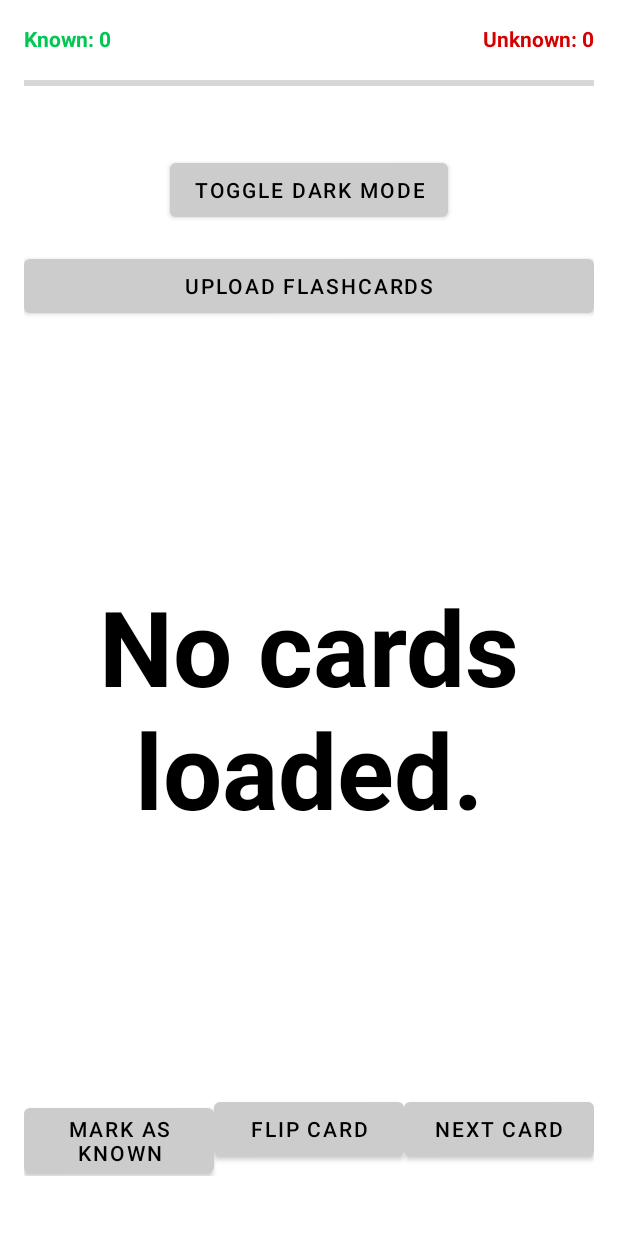
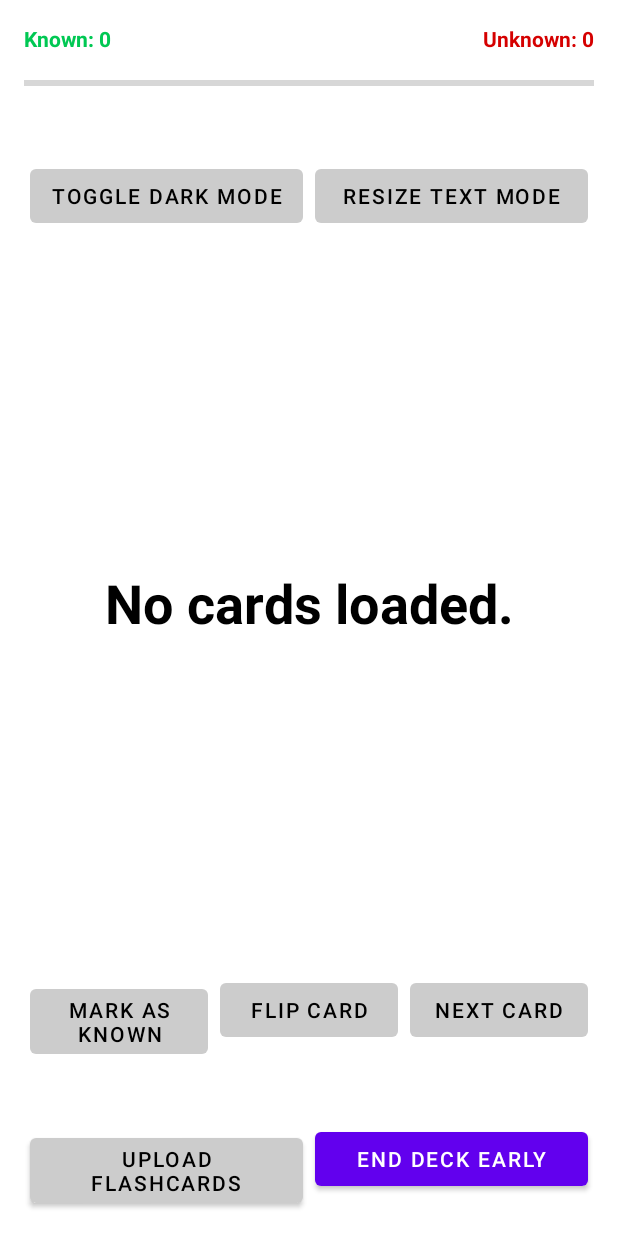
Before and after one commit to AuthenticPeach/OKQuizMe, an Android app built with Jetpack Compose: the screen it shows after launch (MainActivity), on a phone screen of 412 x 824 dp. Run offline under Robolectric (Android 15) with nearby library versions, the phone set to English and light mode, and no system bars.

Commit message:
Build 3
+ Button organization
+ Button to end deck early
+ Button to Auto resize text
- Lost ability to reshuffle, retest unknown, and test opposite - end screen is bugged

```diff
--- a/app/src/main/java/com/invenkode/okquizme/MainActivity.kt
+++ b/app/src/main/java/com/invenkode/okquizme/MainActivity.kt
@@ -21,6 +21,7 @@ import android.widget.ProgressBar
 import android.widget.Spinner
 import android.widget.ArrayAdapter
 import android.widget.AdapterView
+import androidx.appcompat.app.AlertDialog
 
 
 
@@ -32,7 +33,6 @@ class MainActivity : AppCompatActivity() {
     private lateinit var tvKnownCount: TextView
     private lateinit var tvUnknownCount: TextView
     private lateinit var tvCardTitle: TextView
-    private lateinit var tvFlashcard: TextView
     private lateinit var btnDarkMode: Button
     private lateinit var btnUpload: Button
     private lateinit var btnFlip: Button
@@ -44,17 +44,17 @@ class MainActivity : AppCompatActivity() {
     private var isReversedMode = false
     private lateinit var progressBar: ProgressBar
     private lateinit var spinnerDecks: Spinner
-
-
-
-
+    private lateinit var tvFlashcardScroll: TextView
+    private lateinit var tvFlashcardAuto: TextView
+    private lateinit var btnToggleTextMode: Button
+    private var useScrollMode = true
+    private lateinit var btnEndDeck: Button
     private var flashcards = listOf<Flashcard>()
     private var currentIndex = 0
     private var showingFront = true
     private val knownCards = mutableSetOf<Int>()
     private var hasAdvanced = false
-
-
+    private var isDeckComplete = false
     private lateinit var tts: TextToSpeech
 
     override fun onCreate(savedInstanceState: Bundle?) {
@@ -69,7 +69,6 @@ class MainActivity : AppCompatActivity() {
         tvKnownCount          = findViewById(R.id.tvKnownCount)
         tvUnknownCount        = findViewById(R.id.tvUnknownCount)
         tvCardTitle           = findViewById(R.id.tvCardTitle)
-        tvFlashcard           = findViewById(R.id.tvFlashcard)
         btnDarkMode           = findViewById(R.id.btnDarkMode)
         btnUpload             = findViewById(R.id.btnUpload)
         btnFlip               = findViewById(R.id.btnFlip)
@@ -80,6 +79,16 @@ class MainActivity : AppCompatActivity() {
         btnReverseQuiz        = findViewById(R.id.btnReverseQuiz)
         progressBar           = findViewById(R.id.progressBar)
         spinnerDecks          = findViewById(R.id.spinnerDecks)
+        tvFlashcardScroll = findViewById(R.id.tvFlashcardScroll)
+        tvFlashcardAuto  = findViewById(R.id.tvFlashcardAuto)
+        btnToggleTextMode = findViewById(R.id.btnToggleTextMode)
+        btnEndDeck = findViewById(R.id.btnEndDeck)
+        setupEndDeckButton()
+
+        btnToggleTextMode.setOnClickListener {
+            useScrollMode = !useScrollMode
+            updateFlashcard() // Re-render current card
+        }
 
 
         // Text-to-speech init
@@ -110,33 +119,45 @@ class MainActivity : AppCompatActivity() {
             startActivityForResult(intent, REQUEST_CODE_PICK_FILE)
         }
 
-        tvFlashcard.setOnClickListener {
-            // only flip if we have cards and we're not on the end screen
+        tvFlashcardScroll.setOnClickListener {
             if (flashcards.isNotEmpty() && !isEndOfDeck()) {
                 showingFront = !showingFront
                 updateFlashcard()
             }
         }
 
-        btnFlip.setOnClickListener {
+        tvFlashcardAuto.setOnClickListener {
             if (flashcards.isNotEmpty() && !isEndOfDeck()) {
                 showingFront = !showingFront
                 updateFlashcard()
             }
         }
 
-        btnNext.setOnClickListener { goToNextCard() }
+
+        btnFlip.setOnClickListener {
+            if (flashcards.isNotEmpty() && !isEndOfDeck()) {
+                showingFront = !showingFront
+                updateFlashcard(true) // use animation
+            }
+        }
+
+
+        btnNext.setOnClickListener {
+            goToNextCard(true)
+        }
 
         btnKnown.setOnClickListener {
             knownCards.add(currentIndex)
-            goToNextCard()
+            goToNextCard(true)
         }
+
 
         btnStudyAgainShuffle.setOnClickListener {
             flashcards = flashcards.shuffled()
             knownCards.clear()
             currentIndex = 0
             showingFront = true
+            isDeckComplete = false
             hasAdvanced = false
             updateFlashcard()
         }
@@ -148,9 +169,11 @@ class MainActivity : AppCompatActivity() {
             knownCards.clear()
             currentIndex = 0
             showingFront = true
+            isDeckComplete = false
             hasAdvanced = false
             updateFlashcard()
         }
+
 
         btnReverseQuiz.setOnClickListener {
             isReversedMode = true
@@ -158,9 +181,11 @@ class MainActivity : AppCompatActivity() {
             knownCards.clear()
             currentIndex = 0
             showingFront = true
+            isDeckComplete = false
             hasAdvanced = false
             updateFlashcard()
         }
+
 
         val deckName = sharedPrefs.getString("current_deck", null)
         deckName?.let {
@@ -223,71 +248,102 @@ class MainActivity : AppCompatActivity() {
         }
     }
 
-    private fun goToNextCard() {
-        if (flashcards.isEmpty()) return
+    private fun getActiveFlashcardTextView(): TextView {
+        return if (useScrollMode) tvFlashcardScroll else tvFlashcardAuto
+    }
 
-        // 1) If there are still cards _ahead_, advance and show it:
-        if (currentIndex < flashcards.size - 1) {
+    private fun goToNextCard(animate: Boolean = false) {
+        if (flashcards.isNotEmpty() && currentIndex < flashcards.size - 1) {
             currentIndex++
             showingFront = true
-            updateFlashcard()
-            return
+            updateFlashcard(animate)
+        } else {
+            // Show deck complete screen
+            isDeckComplete = true
+            val unknownLeft = flashcards.size - knownCards.size
+            tvCardTitle.text = "Deck Complete"
+            getActiveFlashcardTextView().text = "🔔 Deck Complete!\nUnknown left: $unknownLeft"
+            updateCounts()
+            showEndButtons()
         }
-
-        // 2) Otherwise, you were on the final card and tapped Next → show complete UI:
-        val unknownLeft = flashcards.size - knownCards.size
-        tvCardTitle.text   = "Deck Complete"
-        tvFlashcard.text   = "🔔 Deck Complete!\nUnknown left: $unknownLeft"
-        updateCounts()
-        showEndButtons()
     }
 
+
     private fun animateFlashcardFlip(newText: String) {
+        val flashcardView = getActiveFlashcardTextView()
         val scale = resources.displayMetrics.density
-        tvFlashcard.cameraDistance = 8000 * scale
+        flashcardView.cameraDistance = 8000 * scale
 
-        val animatorOut = ObjectAnimator.ofFloat(tvFlashcard, "rotationY", 0f, 90f)
-        val animatorIn  = ObjectAnimator.ofFloat(tvFlashcard, "rotationY", -90f, 0f)
+        val animatorOut = ObjectAnimator.ofFloat(flashcardView, "rotationY", 0f, 90f)
+        val animatorIn  = ObjectAnimator.ofFloat(flashcardView, "rotationY", -90f, 0f)
         animatorOut.duration = 150
         animatorIn.duration  = 150
 
         animatorOut.addListener(object : AnimatorListenerAdapter() {
             override fun onAnimationEnd(animation: Animator) {
-                tvFlashcard.text = newText
+                flashcardView.text = newText
                 animatorIn.start()
             }
         })
         animatorOut.start()
     }
 
-    private fun updateFlashcard() {
+
+    private fun updateFlashcard(shouldAnimateFlip: Boolean = false) {
+        // 1) If we're in the "deck complete" state, do nothing.
+        if (isDeckComplete) return
+
+        // 2) Always update the Known/Unknown counts
         updateCounts()
+
+        // 3) If there's no deck at all, show the "no cards loaded" UI
         if (flashcards.isEmpty()) {
             tvCardTitle.text = ""
-            tvFlashcard.text = "No cards loaded."
+            if (useScrollMode) {
+                tvFlashcardScroll.text = getString(R.string.no_cards_loaded)
+                tvFlashcardScroll.visibility = View.VISIBLE
+                tvFlashcardAuto.visibility = View.GONE
+            } else {
+                tvFlashcardAuto.text = getString(R.string.no_cards_loaded)
+                tvFlashcardAuto.visibility = View.VISIBLE
+                tvFlashcardScroll.visibility = View.GONE
+            }
             showNormalButtons()
+            progressBar.progress = 0
             return
         }
 
-        // Always show the card text:
-        val card     = flashcards[currentIndex]
-        val front    = if (isReversedMode) card.back else card.front
-        val back     = if (isReversedMode) card.front else card.back
-        val newText  = if (showingFront) front else back
+        // 4) Otherwise, render the current card
+        val card  = flashcards[currentIndex]
+        val front = if (isReversedMode) card.back else card.front
+        val back  = if (isReversedMode) card.front else card.back
+        val newText = if (showingFront) front else back
 
-        animateFlashcardFlip(newText)
         tvCardTitle.text = "Card ${currentIndex + 1} / ${flashcards.size}"
         showNormalButtons()
-        tts.speak(newText, TextToSpeech.QUEUE_FLUSH, null, null)
 
-        if (flashcards.isNotEmpty() && !isEndOfDeck()) {
-            val progress = ((currentIndex + 1).toFloat() / flashcards.size * 100).toInt()
-            progressBar.progress = progress
+        // 5) Flip animation or straight‐draw
+        if (shouldAnimateFlip) {
+            animateFlashcardFlip(newText)
         } else {
-            progressBar.progress = 100
+            if (useScrollMode) {
+                tvFlashcardScroll.text = newText
+                tvFlashcardScroll.visibility = View.VISIBLE
+                tvFlashcardAuto.visibility = View.GONE
+            } else {
+                tvFlashcardAuto.text = newText
+                tvFlashcardAuto.visibility = View.VISIBLE
+                tvFlashcardScroll.visibility = View.GONE
+            }
         }
 
+        // 6) Speak and update progress
+        tts.speak(newText, TextToSpeech.QUEUE_FLUSH, null, null)
+        val percent = ((currentIndex + 1).toFloat() / flashcards.size * 100).toInt()
+        progressBar.progress = percent
     }
+
+
 
     private fun updateCounts() {
         val known   = knownCards.size
@@ -334,6 +390,30 @@ class MainActivity : AppCompatActivity() {
             .map { it.removePrefix("cards_json_") }
     }
 
+    private fun resetDeck() {
+        flashcards = listOf()
+        knownCards.clear()
+        currentIndex = 0
+        showingFront = true
+        isDeckComplete = false
+        tvCardTitle.text = ""
+        updateFlashcard()
+    }
+
+
+    private fun setupEndDeckButton() {
+        btnEndDeck.setOnClickListener {
+            AlertDialog.Builder(this)
+                .setTitle("End Deck Early?")
+                .setMessage("Are you sure you want to end this deck? Your progress will be reset.")
+                .setPositiveButton("Yes") { _, _ ->
+                    showEndOfDeckScreen()
+                }
+                .setNegativeButton("Cancel", null)
+                .show()
+        }
+    }
+
     private fun applyThemeColors() {
         val isDark   = sharedPrefs.getBoolean("dark_mode", false)
         val bgColor  = if (isDark) Color.BLACK else Color.WHITE
@@ -341,7 +421,11 @@ class MainActivity : AppCompatActivity() {
         val btnTint  = if (isDark) Color.DKGRAY else Color.LTGRAY
 
         rootLayout.setBackgroundColor(bgColor)
-        tvFlashcard.setTextColor(fgColor)
+
+        // Set text color for both flashcard text views
+        tvFlashcardScroll.setTextColor(fgColor)
+        tvFlashcardAuto.setTextColor(fgColor)
+
         tvCardTitle.setTextColor(fgColor)
 
         listOf(
@@ -351,7 +435,9 @@ class MainActivity : AppCompatActivity() {
             btnNext,
             btnKnown,
             btnStudyAgainShuffle,
-            btnStudyRemaining
+            btnStudyRemaining,
+            btnReverseQuiz,
+            btnToggleTextMode
         ).forEach { btn ->
             btn.setTextColor(fgColor)
             btn.backgroundTintList = ColorStateList.valueOf(btnTint)
@@ -366,6 +452,19 @@ class MainActivity : AppCompatActivity() {
         applyThemeColors()
     }
 
+    private fun showEndOfDeckScreen() {
+        isDeckComplete = true
+        val unknownLeft = flashcards.size - knownCards.size
+        tvCardTitle.text = "Deck Complete"
+        getActiveFlashcardTextView().text =
+            "🔔 Deck Complete!\nUnknown left: $unknownLeft"
+        updateCounts()
+        showEndButtons()
+    }
+
+
+
+
     override fun onDestroy() {
         tts.stop()
         tts.shutdown()
--- a/app/src/main/res/layout/activity_main.xml
+++ b/app/src/main/res/layout/activity_main.xml
@@ -1,143 +1,125 @@
-<?xml version="1.0" encoding="utf-8"?>
-<LinearLayout xmlns:android="http://schemas.android.com/apk/res/android"
-    android:id="@+id/rootLayout"
-    android:layout_width="match_parent"
-    android:layout_height="match_parent"
-    android:orientation="vertical"
-    android:padding="16dp"
-    android:gravity="center_horizontal">
-    <!-- Known / Unknown counts -->
-    <LinearLayout
-        android:layout_width="match_parent"
-        android:layout_height="wrap_content"
-        android:orientation="horizontal"
-        android:paddingBottom="8dp">
+<?xml version="1.0" ?>
+<LinearLayout xmlns:android="http://schemas.android.com/apk/res/android" android:id="@+id/rootLayout" android:layout_width="match_parent" android:layout_height="match_parent" android:orientation="vertical" android:padding="16dp" android:gravity="center_horizontal">
 
-        <!-- Known count takes up half the width -->
-        <TextView
-            android:id="@+id/tvKnownCount"
-            android:layout_width="0dp"
-            android:layout_height="wrap_content"
-            android:layout_weight="1"
-            android:text="@string/known_0"
-            android:textColor="#00C853"
-            android:textStyle="bold"/>
 
-        <!-- Unknown count takes up the other half, text aligned right -->
-        <TextView
-            android:id="@+id/tvUnknownCount"
-            android:layout_width="0dp"
-            android:layout_height="wrap_content"
-            android:layout_weight="1"
-            android:gravity="end"
-            android:text="@string/unknown_0"
-            android:textColor="#D50000"
-            android:textStyle="bold"/>
-    </LinearLayout>
-    <ProgressBar
-        android:id="@+id/progressBar"
-        android:layout_width="match_parent"
-        android:layout_height="8dp"
-        android:layout_marginTop="8dp"
-        style="?android:attr/progressBarStyleHorizontal"
-        android:max="100"
-        android:progress="0"
-        android:progressTint="@android:color/holo_blue_light"/>
-    <TextView
-        android:id="@+id/tvCardTitle"
-        android:layout_width="wrap_content"
-        android:layout_height="wrap_content"
-        android:text="@string/card_1_1"
-        android:textSize="20sp"
-        android:textStyle="bold"
-        android:layout_marginBottom="16dp" />
 
-    <Button
-        android:id="@+id/btnDarkMode"
-        android:layout_width="wrap_content"
-        android:layout_height="wrap_content"
-        android:layout_marginBottom="16dp"
-        android:text="@string/toggle_dark_mode" />
+    <LinearLayout android:layout_width="match_parent" android:layout_height="wrap_content" android:orientation="horizontal" android:paddingBottom="8dp">
 
-    <Button
-        android:id="@+id/btnUpload"
-        android:layout_width="match_parent"
-        android:layout_height="wrap_content"
-        android:text="@string/upload_flashcards"
-        android:layout_marginBottom="24dp"/>
 
-    <TextView
-        android:id="@+id/tvFlashcard"
-        android:layout_width="match_parent"
-        android:layout_height="0dp"
-        android:layout_weight="1"
-        android:gravity="center"
-        android:textSize="70sp"
-        android:text="@string/flashcard_text"
-        android:textStyle="bold"
-        android:layout_marginBottom="24dp"
-        android:clickable="true"
-        android:focusable="true"/>
-    <!-- Normal nav buttons -->
-    <LinearLayout
-        android:layout_width="match_parent"
-        android:layout_height="wrap_content"
-        android:orientation="horizontal"
-        android:layout_marginBottom="24dp">
 
-        <Button
-            android:id="@+id/btnKnown"
-            android:layout_width="0dp"
-            android:layout_height="wrap_content"
-            android:layout_weight="1"
-            android:text="@string/mark_as_known"/>
 
-        <Button
-            android:id="@+id/btnFlip"
-            android:layout_width="0dp"
-            android:layout_height="wrap_content"
-            android:layout_weight="1"
-            android:text="@string/flip_card"/>
+        <TextView android:id="@+id/tvKnownCount" android:layout_width="0dp" android:layout_height="wrap_content" android:layout_weight="1" android:text="@string/known_0" android:textColor="#00C853" android:textStyle="bold"/>
 
-        <Button
-            android:id="@+id/btnNext"
-            android:layout_width="0dp"
-            android:layout_height="wrap_content"
-            android:layout_weight="1"
-            android:text="@string/next_card"/>
+
+
+
+        <TextView android:id="@+id/tvUnknownCount" android:layout_width="0dp" android:layout_height="wrap_content" android:layout_weight="1" android:gravity="end" android:text="@string/unknown_0" android:textColor="#D50000" android:textStyle="bold"/>
+
+
     </LinearLayout>
 
-    <!-- End-of-deck buttons (initially hidden) -->
-    <Spinner
-        android:id="@+id/spinnerDecks"
-        android:layout_width="match_parent"
-        android:layout_height="wrap_content"
-        android:visibility="gone"
-        android:layout_marginTop="16dp"
-        android:backgroundTint="@android:color/darker_gray" />
 
-    <Button
-        android:id="@+id/btnStudyAgainShuffle"
-        android:layout_width="match_parent"
-        android:layout_height="wrap_content"
-        android:text="@string/reshuffle_cards"
-        android:visibility="gone"
-        android:layout_marginBottom="8dp"/>
+    <ProgressBar android:id="@+id/progressBar" android:layout_width="match_parent" android:layout_height="8dp" android:layout_marginTop="8dp" style="?android:attr/progressBarStyleHorizontal" android:max="100" android:progress="0" android:progressTint="@android:color/holo_blue_light"/>
 
-    <Button
-        android:id="@+id/btnStudyRemaining"
-        android:layout_width="match_parent"
-        android:layout_height="wrap_content"
-        android:text="@string/study_remaining_cards"
-        android:visibility="gone"/>
-    <!-- Quiz Opposite Sides (initially hidden) -->
-    <Button
-        android:id="@+id/btnReverseQuiz"
-        android:layout_width="match_parent"
-        android:layout_height="wrap_content"
-        android:text="@string/quiz_opposite_sides"
-        android:visibility="gone"
-        android:layout_marginTop="8dp"/>
+
+    <TextView android:id="@+id/tvCardTitle" android:layout_width="wrap_content" android:layout_height="wrap_content" android:text="@string/card_1_1" android:textSize="20sp" android:textStyle="bold" android:layout_marginBottom="16dp"/>
+
+
+
+
+    <LinearLayout style="?android:attr/buttonBarStyle" android:layout_width="match_parent" android:layout_height="wrap_content" android:orientation="horizontal" android:layout_marginBottom="24dp" android:weightSum="2">
+
+
+
+        <Button android:id="@+id/btnDarkMode" style="?android:attr/buttonBarButtonStyle" android:layout_width="0dp" android:layout_height="wrap_content" android:layout_weight="1" android:text="@string/toggle_dark_mode" android:layout_margin="4dp"/>
+
+
+
+        <Button android:id="@+id/btnToggleTextMode" style="?android:attr/buttonBarButtonStyle" android:layout_width="0dp" android:layout_height="wrap_content" android:layout_weight="1" android:text="@string/toggle_text_mode" android:layout_margin="4dp"/>
+
+
+
+
+    </LinearLayout>
+
+
+
+    <FrameLayout android:id="@+id/flashcardContainer" android:layout_width="match_parent" android:layout_height="0dp" android:layout_weight="1" android:layout_marginBottom="24dp">
+
+
+
+
+        <ScrollView android:id="@+id/scrollContainer" android:layout_width="match_parent" android:layout_height="match_parent" android:fillViewport="true">
+
+
+
+            <TextView android:id="@+id/tvFlashcardScroll" android:layout_width="match_parent" android:layout_height="wrap_content" android:gravity="center" android:textSize="36sp" android:textStyle="bold" android:lineSpacingExtra="8dp" android:padding="16dp" android:clickable="true" android:focusable="true"/>
+
+
+        </ScrollView>
+
+
+
+
+        <TextView android:id="@+id/tvFlashcardAuto" android:layout_width="match_parent" android:layout_height="match_parent" android:gravity="center" android:textSize="36sp" android:textStyle="bold" android:maxLines="10" android:autoSizeTextType="uniform" android:autoSizeMinTextSize="16sp" android:autoSizeMaxTextSize="70sp" android:autoSizeStepGranularity="2sp" android:padding="16dp" android:visibility="gone" android:clickable="true" android:focusable="true"/>
+
+
+    </FrameLayout>
+
+
+
+
+    <LinearLayout style="?android:attr/buttonBarStyle" android:layout_width="match_parent" android:layout_height="wrap_content" android:orientation="horizontal" android:layout_marginBottom="24dp" android:weightSum="3">
+
+
+
+        <Button android:id="@+id/btnKnown" style="?android:attr/buttonBarButtonStyle" android:layout_width="0dp" android:layout_height="wrap_content" android:layout_weight="1" android:text="@string/mark_as_known" android:layout_margin="4dp"/>
+
+
+
+        <Button android:id="@+id/btnFlip" style="?android:attr/buttonBarButtonStyle" android:layout_width="0dp" android:layout_height="wrap_content" android:layout_weight="1" android:text="@string/flip_card" android:layout_margin="4dp"/>
+
+
+
+        <Button android:id="@+id/btnNext" style="?android:attr/buttonBarButtonStyle" android:layout_width="0dp" android:layout_height="wrap_content" android:layout_weight="1" android:text="@string/next_card" android:layout_margin="4dp"/>
+
+
+    </LinearLayout>
+
+
+
+    <LinearLayout android:layout_width="match_parent" android:layout_height="wrap_content" android:orientation="horizontal" android:layout_marginTop="12dp" android:weightSum="2">
+
+
+
+        <Button android:id="@+id/btnUpload" android:layout_width="0dp" android:layout_weight="1" android:layout_height="wrap_content" android:text="@string/upload_flashcards" android:layout_margin="4dp"/>
+
+
+
+        <Button android:id="@+id/btnEndDeck" android:layout_width="0dp" android:layout_weight="1" android:layout_height="wrap_content" android:text="@string/end_deck_early" android:layout_margin="4dp"/>
+
+
+    </LinearLayout>
+
+
+
+
+
+    <Spinner android:id="@+id/spinnerDecks" android:layout_width="match_parent" android:layout_height="wrap_content" android:visibility="gone" android:layout_marginTop="16dp" android:backgroundTint="@android:color/darker_gray"/>
+
+
+
+    <Button android:id="@+id/btnStudyAgainShuffle" android:layout_width="match_parent" android:layout_height="wrap_content" android:text="@string/reshuffle_cards" android:visibility="gone" android:layout_marginBottom="8dp"/>
+
+
+
+    <Button android:id="@+id/btnStudyRemaining" android:layout_width="match_parent" android:layout_height="wrap_content" android:text="@string/study_remaining_cards" android:visibility="gone"/>
+
+
+
+    <Button android:id="@+id/btnReverseQuiz" android:layout_width="match_parent" android:layout_height="wrap_content" android:text="@string/quiz_opposite_sides" android:visibility="gone" android:layout_marginTop="8dp"/>
+
+
 
 
 </LinearLayout>
--- a/app/src/main/res/values/strings.xml
+++ b/app/src/main/res/values/strings.xml
@@ -15,4 +15,8 @@
     <string name="study_remaining_cards">Study Remaining Cards</string>
     <string name="quiz_opposite_sides">Quiz Opposite Sides</string>
     <string name="deck_complete">Deck Complete</string>
+    <string name="toggle_text_mode">Resize Text Mode</string>
+    <string name="no_cards_loaded">No cards loaded.</string>
+    <string name="end_deck_early">End Deck Early</string>
+
 </resources>
```
